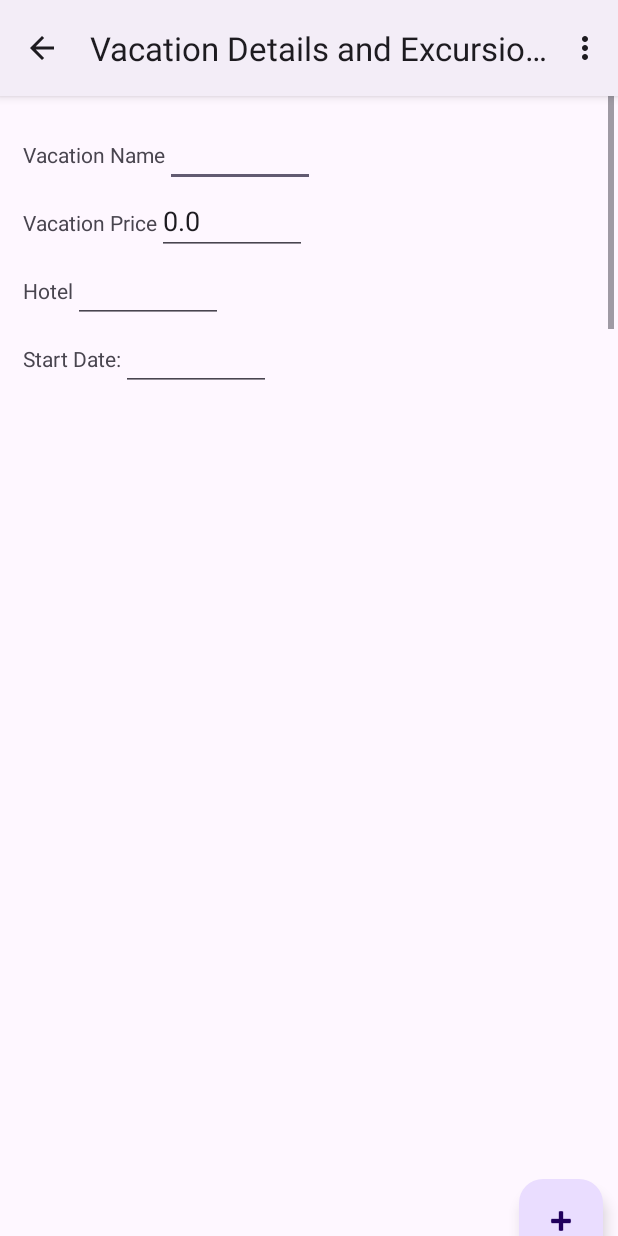
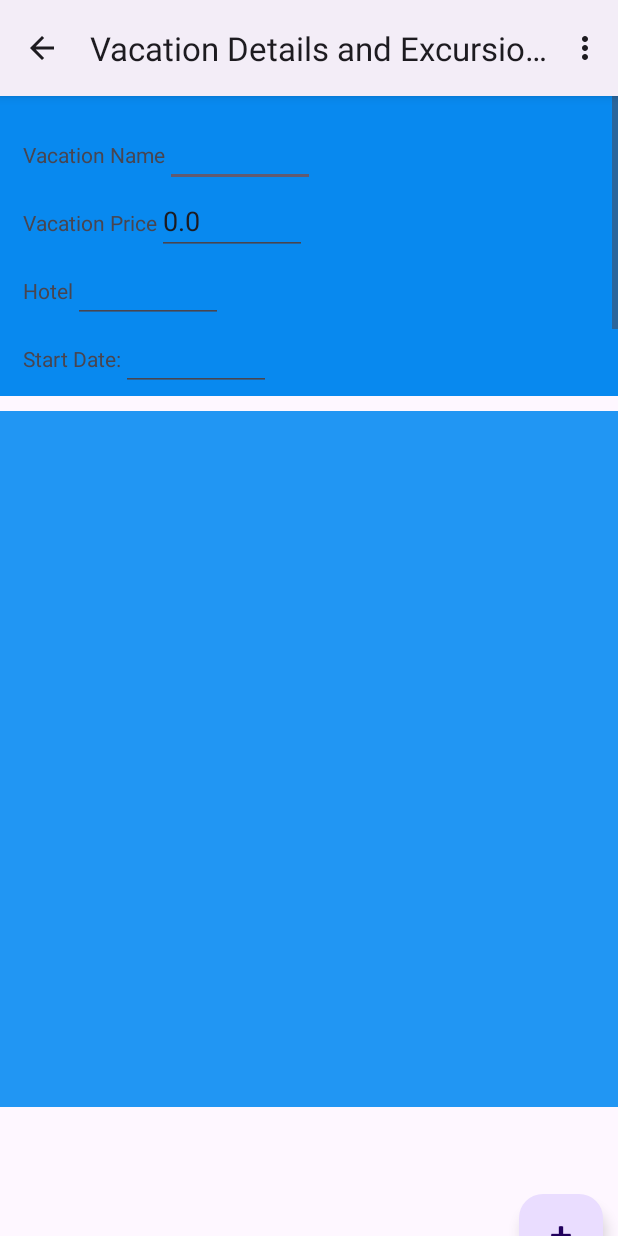
Before and after one commit to ecrai30/RhythmForgeWebApp, an Android app: the VacationDetails screen opened directly, with no data from a screen before it, on a phone screen of 412 x 824 dp. Run offline under Robolectric (Android 15) with nearby library versions, the phone set to English and light mode, and no system bars; our stand-ins replace Room's generated code.

Commit message:
Updated background color

```diff
--- a/app/src/main/res/layout/activity_vacation_details.xml
+++ b/app/src/main/res/layout/activity_vacation_details.xml
@@ -9,17 +9,16 @@
 
     <ScrollView
         android:id="@+id/scrollView2"
-        android:layout_width="409dp"
+        android:layout_width="match_parent"
         android:layout_height="200dp"
+        android:background="#0889EF"
         app:layout_constraintLeft_toLeftOf="parent"
-        app:layout_constraintTop_toTopOf="parent"
-        tools:layout_editor_absoluteX="1dp"
-        tools:layout_editor_absoluteY="1dp">
+        app:layout_constraintTop_toTopOf="parent">
 
         <LinearLayout
             android:layout_width="match_parent"
+            android:layout_height="wrap_content"
             android:layout_margin="15dp"
-            android:layout_height="wrap_content"
             android:orientation="vertical">
 
             <LinearLayout
@@ -37,6 +36,7 @@
                     android:layout_width="100dp"
                     android:layout_height="wrap_content" />
             </LinearLayout>
+
             <LinearLayout
                 android:layout_width="match_parent"
                 android:layout_height="wrap_content"
@@ -52,6 +52,7 @@
                     android:layout_width="100dp"
                     android:layout_height="wrap_content" />
             </LinearLayout>
+
             <LinearLayout
                 android:layout_width="match_parent"
                 android:layout_height="wrap_content"
@@ -67,6 +68,7 @@
                     android:layout_width="100dp"
                     android:layout_height="wrap_content" />
             </LinearLayout>
+
             <LinearLayout
                 android:layout_width="match_parent"
                 android:layout_height="wrap_content"
@@ -118,10 +120,12 @@
 
     <androidx.recyclerview.widget.RecyclerView
         android:id="@+id/excursionrecyclerview"
-        android:layout_width="409dp"
+        android:layout_width="match_parent"
         android:layout_height="464dp"
         android:layout_marginTop="48dp"
-        android:layout_marginEnd="8dp"
+        android:layout_marginBottom="48dp"
+        android:background="#2196F3"
+        app:layout_constraintBottom_toTopOf="@+id/floatingActionButton2"
         app:layout_constraintEnd_toEndOf="parent"
         app:layout_constraintLeft_toLeftOf="parent"
         app:layout_constraintTop_toBottomOf="@+id/scrollView2" />
--- a/app/src/main/res/layout/activity_vacation_list.xml
+++ b/app/src/main/res/layout/activity_vacation_list.xml
@@ -22,8 +22,8 @@
         android:id="@+id/vacationrecyclerview"
         android:layout_width="409dp"
         android:layout_height="657dp"
-        tools:layout_editor_absoluteX="1dp"
-        tools:layout_editor_absoluteY="1dp"
+        android:layout_margin="16dp"
+
         app:layout_constraintTop_toTopOf="parent"
         app:layout_constraintLeft_toLeftOf="parent"
         />
```
